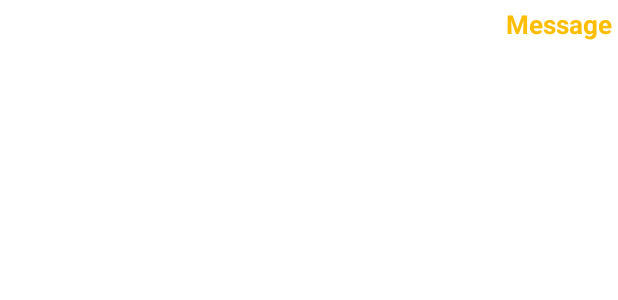
After one commit to asimodabas/Uni-Chat, an Android app: the layout recycler_row_chat_right.xml on its own in the app's theme, with its tools: preview values and no code run, on a phone screen of 412 x 824 dp. The commit adds this screen. Shown: the top 300 px of the screen. Run offline under Robolectric (Android 15) with nearby library versions, the phone set to English and light mode, and no system bars.

Commit message:
right message chat layout and rcyclerview page up added

```diff
--- a/app/src/main/java/com/asimodabas/uni_chat/ChatFragment.kt
+++ b/app/src/main/java/com/asimodabas/uni_chat/ChatFragment.kt
@@ -22,7 +22,7 @@ class ChatFragment : Fragment() {
     private val binding get() = _binding!!
     private lateinit var auth: FirebaseAuth
     private lateinit var firestore: FirebaseFirestore
-    private lateinit var adapter : ChatRecyclerAdapter
+    private lateinit var adapter: ChatRecyclerAdapter
     private var chats = arrayListOf<UniChat>()
 
     override fun onCreate(savedInstanceState: Bundle?) {
@@ -47,7 +47,7 @@ class ChatFragment : Fragment() {
     override fun onViewCreated(view: View, savedInstanceState: Bundle?) {
         super.onViewCreated(view, savedInstanceState)
 
-        adapter= ChatRecyclerAdapter()
+        adapter = ChatRecyclerAdapter()
         binding.chatRecyclerView.adapter = adapter
         binding.chatRecyclerView.layoutManager = LinearLayoutManager(requireContext())
 
--- a/app/src/main/java/com/asimodabas/uni_chat/MainActivity.kt
+++ b/app/src/main/java/com/asimodabas/uni_chat/MainActivity.kt
@@ -2,6 +2,7 @@ package com.asimodabas.uni_chat
 
 import androidx.appcompat.app.AppCompatActivity
 import android.os.Bundle
+import android.view.WindowManager
 import androidx.navigation.findNavController
 import androidx.navigation.fragment.findNavController
 import com.asimodabas.uni_chat.databinding.ActivityMainBinding
@@ -18,5 +19,7 @@ class MainActivity : AppCompatActivity() {
         super.onCreate(savedInstanceState)
         setContentView(R.layout.activity_main)
 
+        getWindow().setSoftInputMode(WindowManager.LayoutParams.SOFT_INPUT_ADJUST_PAN)
+
     }
 }
--- a/app/src/main/java/com/asimodabas/uni_chat/UniChat.kt
+++ b/app/src/main/java/com/asimodabas/uni_chat/UniChat.kt
@@ -1,3 +1,3 @@
 package com.asimodabas.uni_chat
 
-data class UniChat(val user:String,val text: String)
+data class UniChat(val user: String, val text: String)
--- /dev/null
+++ b/app/src/main/res/layout/recycler_row_chat_right.xml
@@ -0,0 +1,19 @@
+<?xml version="1.0" encoding="utf-8"?>
+<LinearLayout
+
+    xmlns:android="http://schemas.android.com/apk/res/android"
+    android:layout_width="match_parent"
+    android:layout_height="wrap_content">
+
+    <TextView
+        android:id="@+id/chatTextRecycler"
+        android:layout_width="match_parent"
+        android:layout_height="wrap_content"
+        android:layout_margin="4dp"
+        android:text="Message"
+        android:textAlignment="textEnd"
+        android:textColor="@color/yellow"
+        android:textSize="17sp"
+        android:textStyle="bold" />
+
+</LinearLayout>
--- a/app/src/main/res/values/colors.xml
+++ b/app/src/main/res/values/colors.xml
@@ -7,4 +7,5 @@
     <color name="teal_700">#FF018786</color>
     <color name="black">#FF000000</color>
     <color name="white">#FFFFFFFF</color>
+    <color name="yellow">#FDBE00</color>
 </resources>
```
